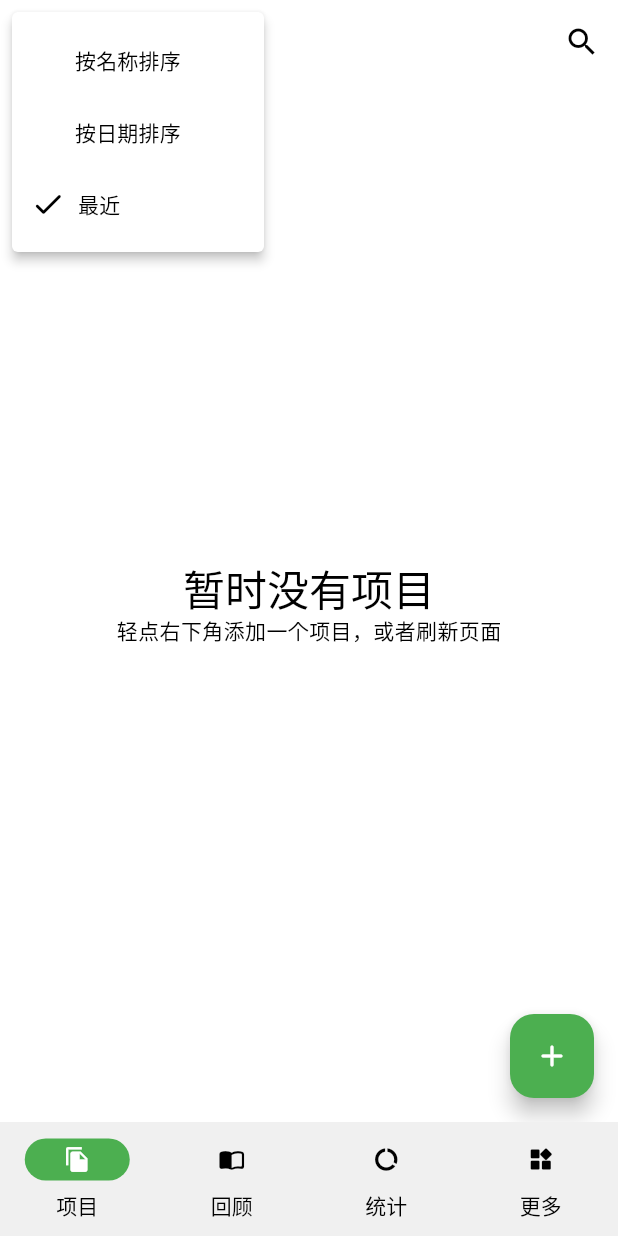
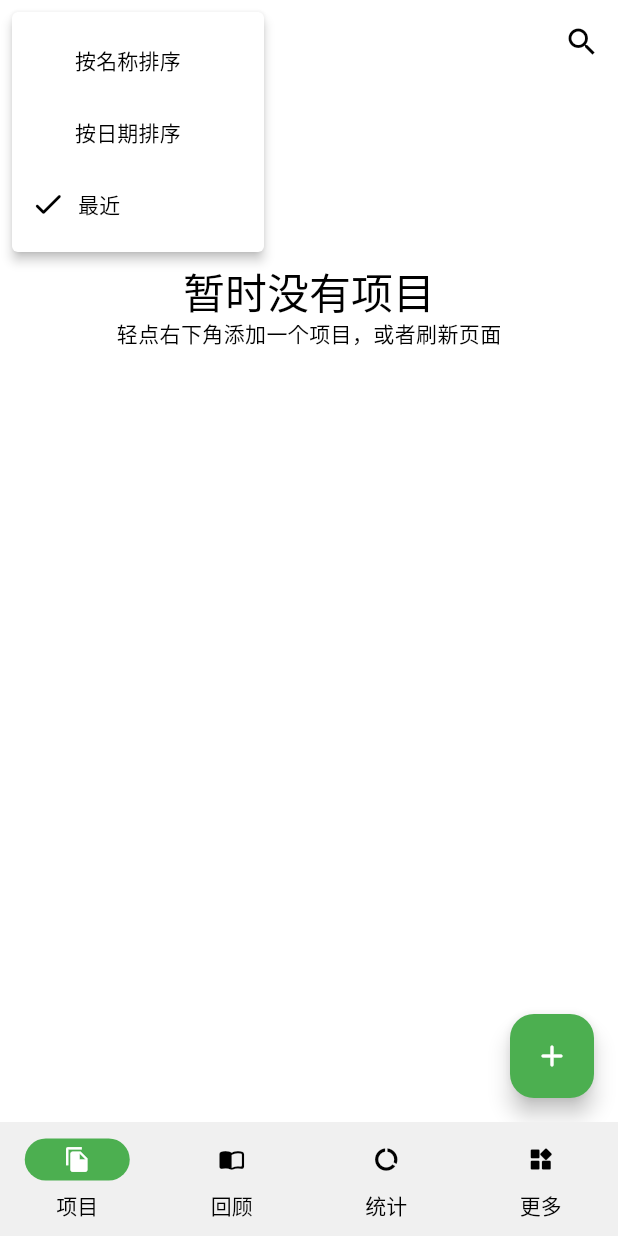
Before and after one commit to RiverTwilight/DrillMate, a Flutter app: the screen it shows after launch, after a tap on the "sort" icon, on a phone screen of 412 x 824 dp. Run offline on Flutter 3.47's test engine with Material 2 defaults, Android fonts, the phone set to English and light mode, and no system bars; drawn by our look-alikes of dynamic_color; our stand-ins replace audioplayers, file_picker, fl_chart, flutter_heatmap_calendar, flutter_local_notifications, flutter_markdown and 15 more; missing offline and left inert: flutter_inappwebview, in_app_purchase_android, in_app_purchase_storekit, share_handler, timeline_list; accounts and stored records are empty; generated files the repository leaves out were written again.

```diff
--- a/assets/i18n/strings.i18n.json
+++ b/assets/i18n/strings.i18n.json
@@ -1,6 +1,6 @@
 {
 	"locale": "简体中文",
-	"appName": "道路勘探",
+	"appName": "公路勘察",
 	"general": {
 		"add": "添加",
 		"advanced": "高级",
@@ -40,8 +40,7 @@
 		"nologin": "未登录",
 		"view": "查看",
 		"learnMore": "了解更多...",
-		"language": "语言",
-		"noEligibilityHint": "你需要升级到 ClipMemo Plus 来使用此功能。"
+		"language": "语言"
 	},
 	"mediaLibraryTab": {
 		"tabName": "媒体库",
--- a/lib/pages/tabs/more_tab.dart
+++ b/lib/pages/tabs/more_tab.dart
@@ -236,30 +236,6 @@ class _MorePageState extends ConsumerState<MorePage>
           },
         ),
         const SizedBox(height: 20),
-        Row(
-          mainAxisAlignment: MainAxisAlignment.center,
-          children: <Widget>[
-            IconButton(
-              icon: FaIcon(
-                FontAwesomeIcons.discord,
-                color: Theme.of(context).colorScheme.onSurface.withOpacity(0.5),
-              ), // Website icon
-              onPressed: () {
-                visitDiscord();
-              },
-            ),
-            IconButton(
-              icon: FaIcon(
-                FontAwesomeIcons.reddit,
-                color: Theme.of(context).colorScheme.onSurface.withOpacity(0.5),
-              ), // Website icon
-              onPressed: () {
-                visitReddit();
-              }, // Add your website link here
-            ),
-          ],
-        ),
-        const SizedBox(height: 20),
         if (appVersion != null) // Check that appVersion is not null
           Align(
             alignment: Alignment.bottomCenter,
--- a/lib/pages/tabs/project_library_tab.dart
+++ b/lib/pages/tabs/project_library_tab.dart
@@ -90,6 +90,8 @@ class _ProjectLibraryPageState extends ConsumerState<ProjectLibraryPage> {
     );
   }
 
+  Future<void> _refreshData() async {}
+
   @override
   Widget build(BuildContext context) {
     final videoManager = ref.watch(videoProvider);
@@ -111,10 +113,12 @@ class _ProjectLibraryPageState extends ConsumerState<ProjectLibraryPage> {
       appBar: _buildAppBar(context),
       body: Padding(
           padding: const EdgeInsets.symmetric(horizontal: 2.0),
-        child: videos.isNotEmpty
-            ? Stack(
+          child: Stack(
             children: [
-                  ListView(
+              RefreshIndicator(
+                onRefresh: _refreshData,
+                child: ListView(
+                  physics: const AlwaysScrollableScrollPhysics(),
                   children: <Widget>[
                     // Padding(
                     //   padding: EdgeInsets.symmetric(horizontal: 12),
@@ -128,13 +132,16 @@ class _ProjectLibraryPageState extends ConsumerState<ProjectLibraryPage> {
                     //     ],
                     //   ),
                     // ),
-                      GridView.builder(
+                    videos.isNotEmpty
+                        ? GridView.builder(
                             padding: const EdgeInsets.all(8.0),
                             itemCount: videos.length,
                             shrinkWrap: true,
                             physics: const NeverScrollableScrollPhysics(),
-                        gridDelegate: SliverGridDelegateWithFixedCrossAxisCount(
-                            crossAxisCount: max(1, (width / 400).truncate()),
+                            gridDelegate:
+                                SliverGridDelegateWithFixedCrossAxisCount(
+                                    crossAxisCount:
+                                        max(1, (width / 400).truncate()),
                                     crossAxisSpacing: 10,
                                     mainAxisSpacing: 6,
                                     childAspectRatio:
@@ -149,27 +156,32 @@ class _ProjectLibraryPageState extends ConsumerState<ProjectLibraryPage> {
                                 bookmarkManager.removeBookmarkByMedia(id);
                               },
                             ),
+                          )
+                        : Center(
+                            child: Column(
+                              mainAxisAlignment: MainAxisAlignment.center,
+                              children: [
+                                SizedBox(
+                                  height: 120,
+                                ),
+                                Text(
+                                  t.projectLibraryTab.emptyHint.title,
+                                  style: Theme.of(context)
+                                      .textTheme
+                                      .headlineMedium,
+                                ),
+                                Text(t.projectLibraryTab.emptyHint.body)
+                              ],
+                            ),
                           ),
                     const SizedBox(
                       height: 70,
                     ),
                   ],
                 ),
+              ),
             ],
-              )
-            : Center(
-                child: Column(
-                  mainAxisAlignment: MainAxisAlignment.center,
-                  children: [
-                    Text(
-                      t.projectLibraryTab.emptyHint.title,
-                      style: Theme.of(context).textTheme.headlineMedium,
-                    ),
-                    Text(t.projectLibraryTab.emptyHint.body)
-                  ],
-                ),
-              ),
-      ),
+          )),
       floatingActionButton: FloatingActionButton(
         child: const Icon(Icons.add_rounded),
         onPressed: () {
```
Also changed, not shown: lib/pages/backup_page.dart (+35 -35 lines), lib/pages/project_detail_page.dart (+4 -48 lines), lib/pages/review_page.dart (+0 -9 lines), lib/gen/strings.g.dart, 1 other file. Lines whose indentation alone changed are shown as unchanged.
